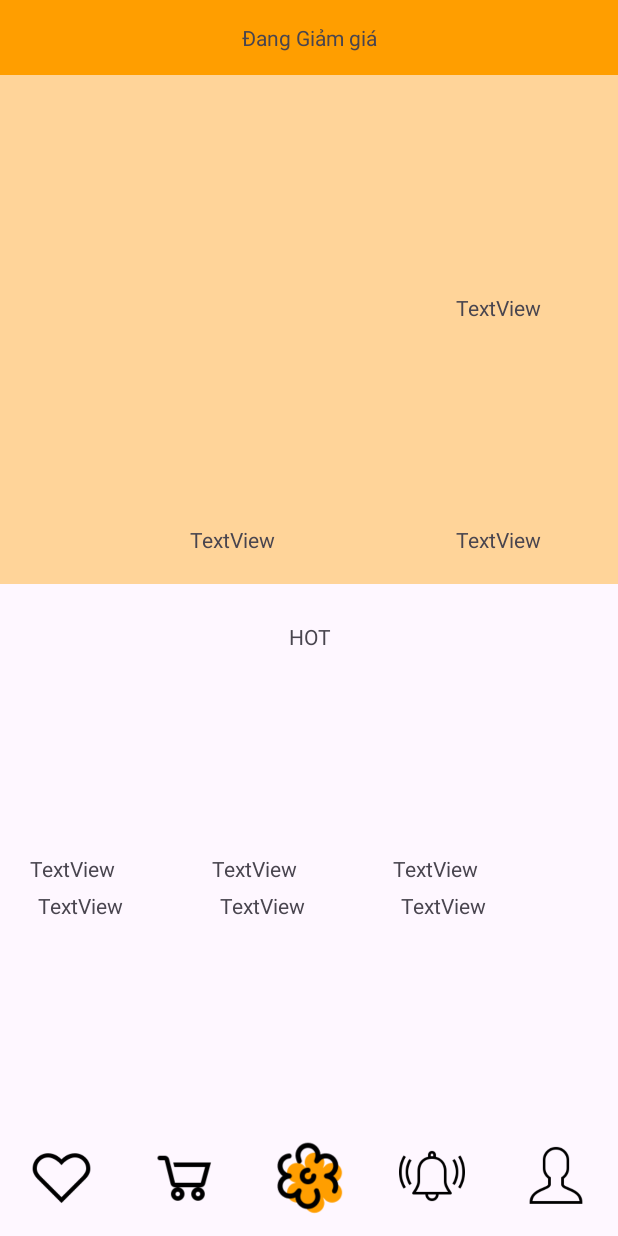
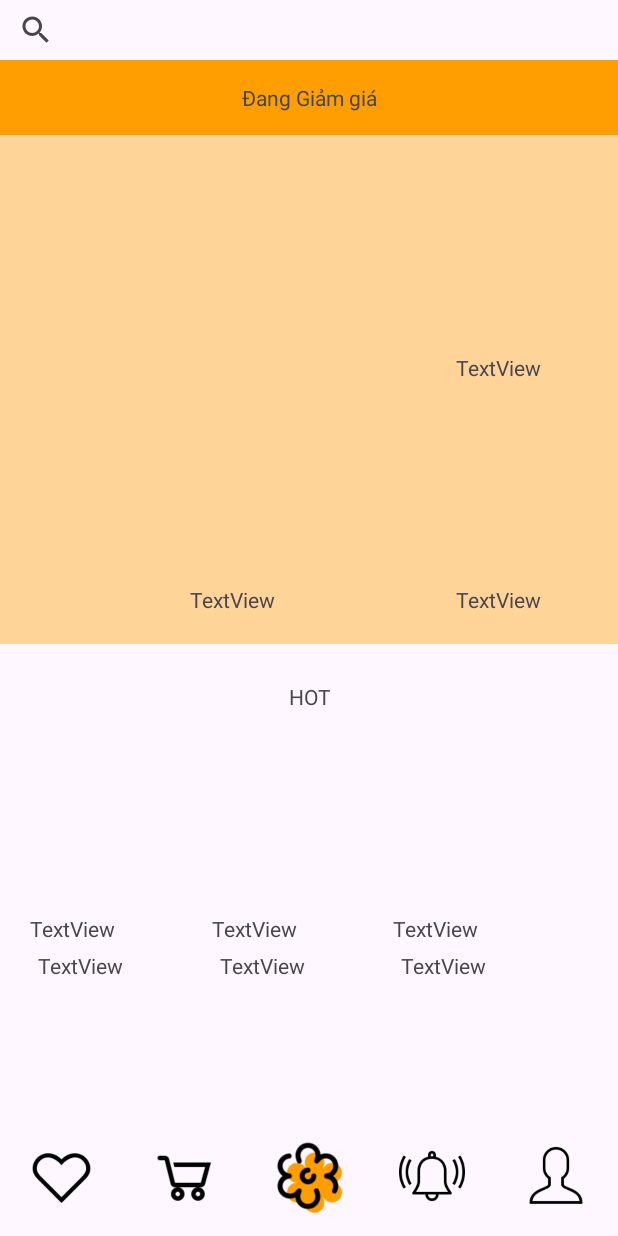
Before and after one commit to l3ths/FlowerSystem, an Android app: the HomeActivity screen opened directly, with no data from a screen before it, on a phone screen of 412 x 824 dp. Run offline under Robolectric (Android 15) with nearby library versions, the phone set to English and light mode, and no system bars.

Commit message:
Update activity_home.xml

```diff
--- a/app/src/main/res/layout/activity_home.xml
+++ b/app/src/main/res/layout/activity_home.xml
@@ -73,7 +73,7 @@
         android:background="#66FF9E00"
         android:paddingBottom="20dp"
         app:layout_constraintStart_toStartOf="parent"
-        app:layout_constraintTop_toTopOf="parent">
+        app:layout_constraintTop_toBottomOf="@+id/searchView">
 
         <ImageView
             android:id="@+id/imageView6"
@@ -99,8 +99,8 @@
             android:id="@+id/imageView7"
             android:layout_width="120dp"
             android:layout_height="120dp"
+            android:layout_marginTop="20dp"
             android:layout_marginEnd="20dp"
-            android:layout_marginTop="20dp"
             app:layout_constraintEnd_toEndOf="parent"
             app:layout_constraintTop_toBottomOf="@+id/textView12"
             tools:srcCompat="@tools:sample/avatars" />
@@ -130,8 +130,8 @@
             android:layout_width="wrap_content"
             android:layout_height="wrap_content"
             android:layout_marginTop="10dp"
+            android:layout_marginBottom="20dp"
             android:text="TextView"
-            android:layout_marginBottom="20dp"
             app:layout_constraintEnd_toEndOf="@+id/imageView8"
             app:layout_constraintStart_toStartOf="@+id/imageView8"
             app:layout_constraintTop_toBottomOf="@+id/imageView8" />
@@ -140,12 +140,13 @@
             android:id="@+id/textView12"
             android:layout_width="match_parent"
             android:layout_height="50dp"
-            android:text="Đang Giảm giá"
             android:background="#FF9E00"
             android:gravity="center"
+            android:text="Đang Giảm giá"
             app:layout_constraintEnd_toEndOf="parent"
             app:layout_constraintStart_toStartOf="parent"
             app:layout_constraintTop_toTopOf="parent" />
+
     </androidx.constraintlayout.widget.ConstraintLayout>
 
     <androidx.constraintlayout.widget.ConstraintLayout
@@ -254,4 +255,13 @@
 
     </androidx.constraintlayout.widget.ConstraintLayout>
 
+    <SearchView
+        android:id="@+id/searchView"
+        android:layout_width="match_parent"
+        android:layout_height="40dp"
+
+        app:layout_constraintEnd_toEndOf="parent"
+        app:layout_constraintStart_toStartOf="parent"
+        app:layout_constraintTop_toTopOf="parent" />
+
 </androidx.constraintlayout.widget.ConstraintLayout>
```
